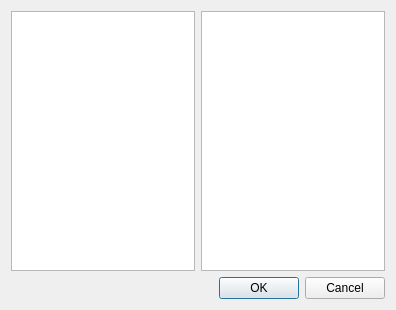
Qt form lib/eco/gui/languagedialog.ui (softdevteam/eco) before a commit.
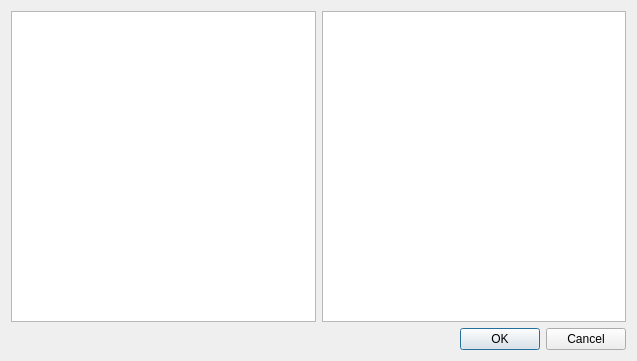
The same form after that commit.

Commit message: Increased language dialog size

The edit to the form file:
```diff
--- a/lib/eco/gui/languagedialog.ui
+++ b/lib/eco/gui/languagedialog.ui
@@ -6,8 +6,8 @@
    <rect>
     <x>0</x>
     <y>0</y>
-    <width>396</width>
-    <height>310</height>
+    <width>637</width>
+    <height>361</height>
    </rect>
   </property>
   <property name="windowTitle">
```
